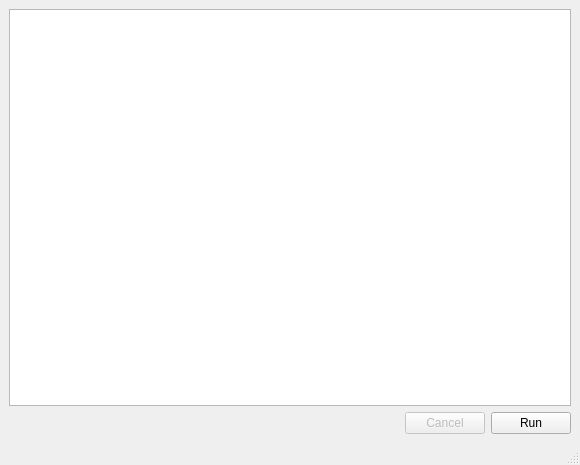
Before: the Qt Designer form gui_main_window.ui in ralphtandetzky/decompose_imf_batch, drawn with Qt 5.
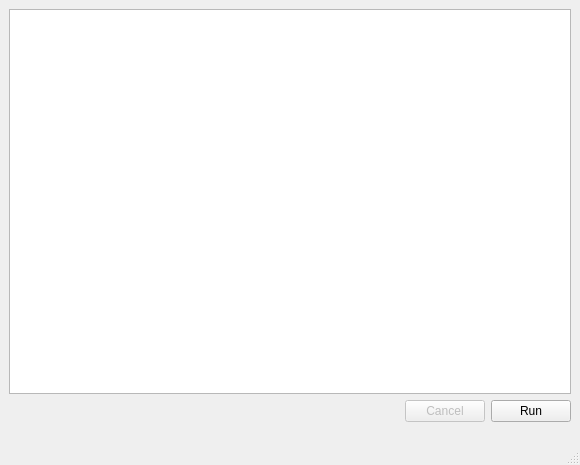
After: the same form once the commit is applied.

Commit message: Gui changed so progress bar buttons is displayed correctly.

Diff of the .ui file:
```diff
--- a/gui_main_window.ui
+++ b/gui_main_window.ui
@@ -64,7 +64,14 @@
     </rect>
    </property>
   </widget>
-  <widget class="QStatusBar" name="statusbar"/>
+  <widget class="QStatusBar" name="statusbar">
+   <property name="minimumSize">
+    <size>
+     <width>0</width>
+     <height>34</height>
+    </size>
+   </property>
+  </widget>
  </widget>
  <resources/>
  <connections>
```
The commit also changes 1 other file.
